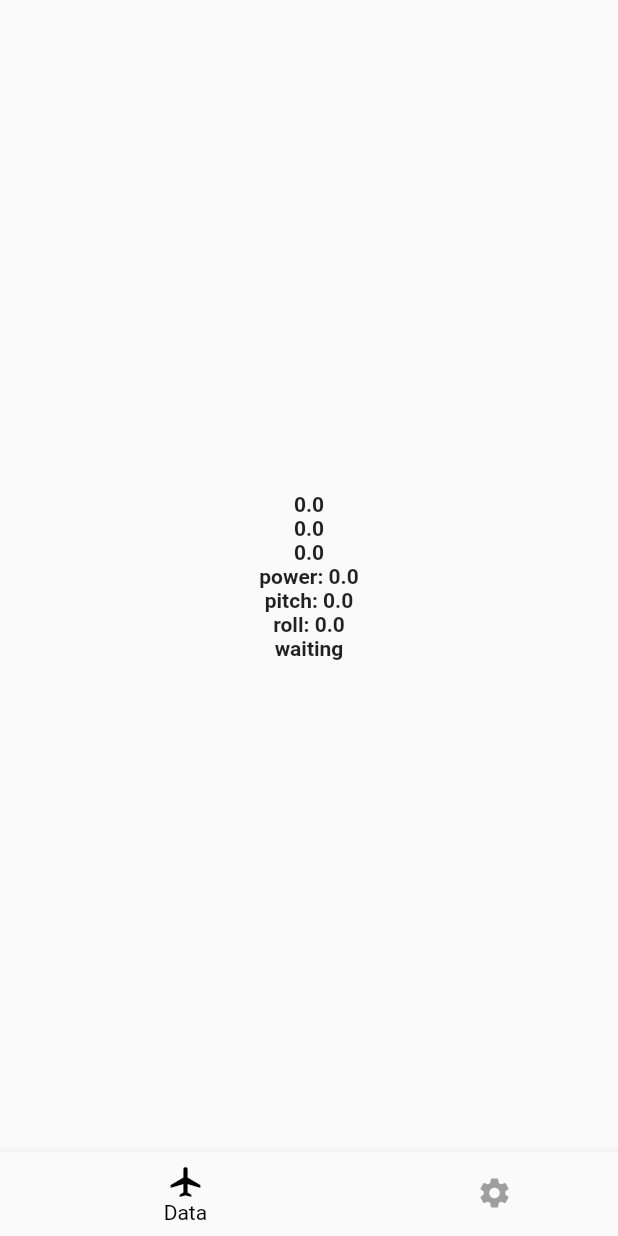
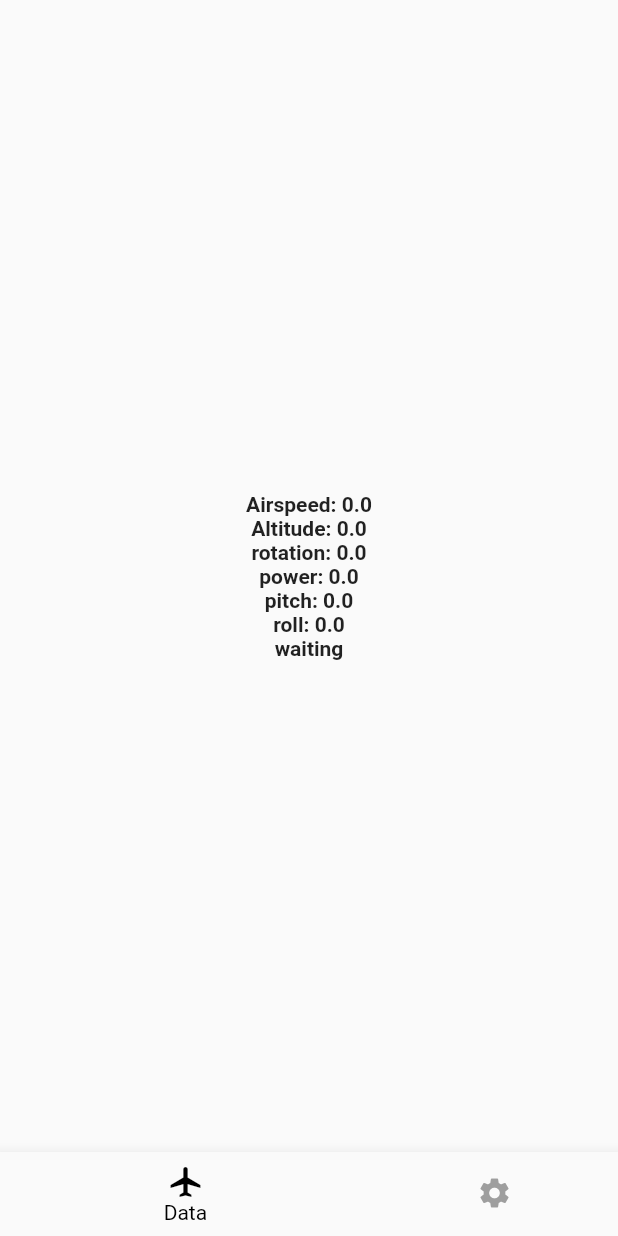
Before and after one commit to sj-h4/esp32flutter_sample, a Flutter app: the screen it shows after launch, on a phone screen of 412 x 824 dp. Run offline on Flutter 3.47's test engine with Material 2 defaults, Android fonts, the light colour scheme and no system bars; our stand-ins replace flutter_blue, freezed_annotation, hooks_riverpod.

Commit message:
表示される情報を追加

```diff
--- a/lib/ui/widgets/airspeed.dart
+++ b/lib/ui/widgets/airspeed.dart
@@ -6,7 +6,7 @@ class Airspeed extends HookConsumerWidget {
   Widget build(BuildContext context, WidgetRef ref) {
     final airspeed = ref.watch(esp32ControllerProvider).airspeed;
     return Text(
-      '$airspeed',
+      'Airspeed: $airspeed',
       textAlign: TextAlign.center,
       overflow: TextOverflow.ellipsis,
       style: const TextStyle(fontWeight: FontWeight.bold),
--- a/lib/ui/widgets/altitude.dart
+++ b/lib/ui/widgets/altitude.dart
@@ -6,7 +6,7 @@ class Altitude extends HookConsumerWidget {
   Widget build(BuildContext context, WidgetRef ref) {
     final altitude = ref.watch(esp32ControllerProvider).altitude;
     return Text(
-      '$altitude',
+      'Altitude: $altitude',
       textAlign: TextAlign.center,
       overflow: TextOverflow.ellipsis,
       style: const TextStyle(fontWeight: FontWeight.bold),
--- a/lib/ui/widgets/rotation.dart
+++ b/lib/ui/widgets/rotation.dart
@@ -4,9 +4,9 @@ class Rotation extends HookConsumerWidget {
 
   @override
   Widget build(BuildContext context, WidgetRef ref) {
-    final rotation = ref.watch(esp32ControllerProvider).rotation; // TODO: ペダルからのデータにする
+    final rotation = ref.watch(esp32ControllerProvider).rotation;
     return Text(
-      '$rotation',
+      'rotation: $rotation',
       textAlign: TextAlign.center,
       overflow: TextOverflow.ellipsis,
       style: const TextStyle(fontWeight: FontWeight.bold),
```
